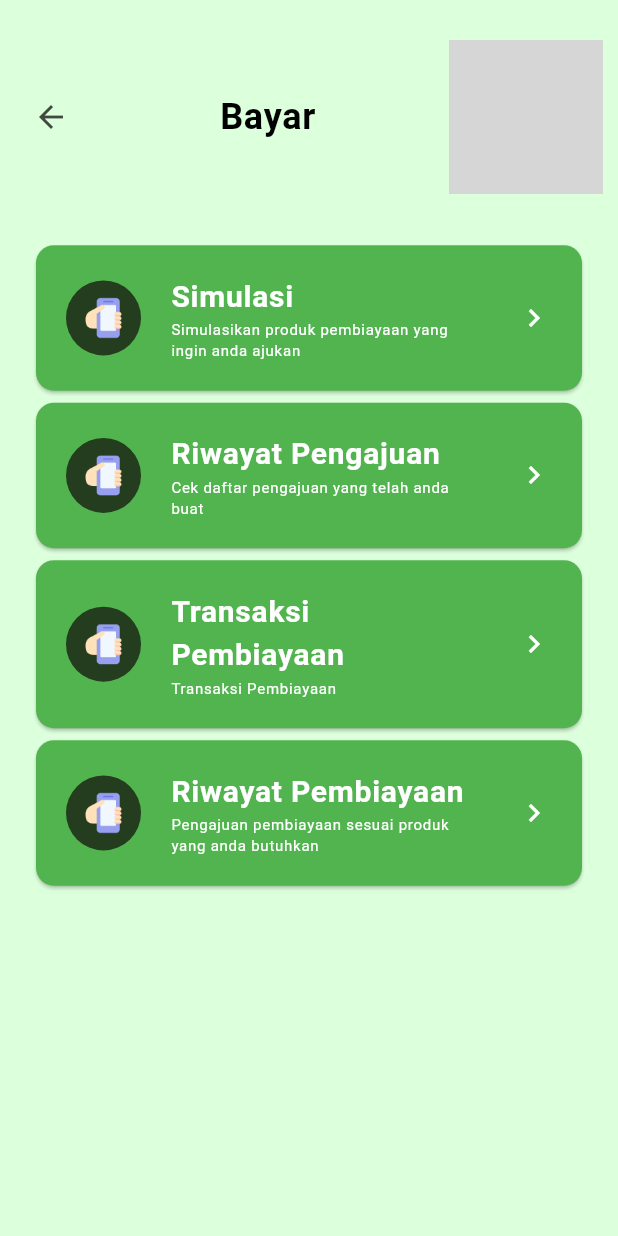
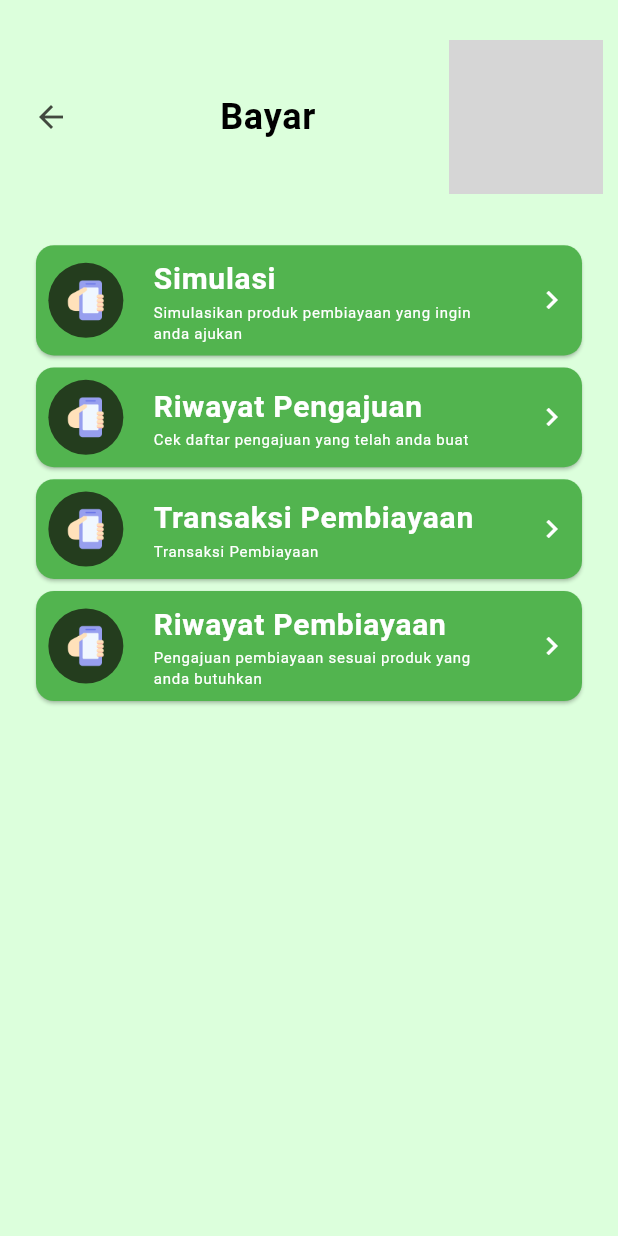
Before and after one commit to nj-ramadhan/bmt_dt_mobile_app, a Flutter app: the PaymentPage screen opened by its route, on a phone screen of 412 x 824 dp. Run offline on Flutter 3.47's test engine with Material 3 defaults, Android fonts, the light colour scheme and no system bars; our stand-ins replace camera, carousel_slider, flutter_svg, qr_flutter; network calls fail; project files that could hold a hidden picture were left out; grey boxes are pictures that could not be loaded.

Commit message:
update layout

```diff
--- a/lib/screens/checking_screen.dart
+++ b/lib/screens/checking_screen.dart
@@ -119,7 +119,7 @@ class _CheckingPageState extends State<CheckingPage> {
                         child: Column(
                           children: [
                             Padding(
-                              padding: const EdgeInsets.all(20),
+                              padding: EdgeInsets.all(screenWidth * 0.02),
                               child: Row(
                                 mainAxisAlignment:
                                     MainAxisAlignment.spaceBetween,
--- a/lib/screens/deposit_screen.dart
+++ b/lib/screens/deposit_screen.dart
@@ -129,8 +129,7 @@ class _DepositPageState extends State<DepositPage> {
                 }).toList(),
               ),
             ),
-            Container(
-              child: Column(
+            Column(
               children: [
                 const Text(
                   'Total Saldo',
@@ -142,7 +141,6 @@ class _DepositPageState extends State<DepositPage> {
                 ),
               ],
             ),
-            ),
           ],
         ),
       ),
--- a/lib/screens/payment_screen.dart
+++ b/lib/screens/payment_screen.dart
@@ -67,9 +67,9 @@ class _PaymentPageState extends State<PaymentPage> {
                   Card(
                     color: AppColors.primaryColor,
                     child: InkWell(
-                      child: const Padding(
-                        padding: EdgeInsets.all(20),
-                        child: Row(
+                      child: Padding(
+                        padding: EdgeInsets.all(screenWidth * 0.02),
+                        child: const Row(
                           mainAxisAlignment: MainAxisAlignment.spaceBetween,
                           children: [
                             Material(
@@ -127,9 +127,9 @@ class _PaymentPageState extends State<PaymentPage> {
                   Card(
                     color: AppColors.primaryColor,
                     child: InkWell(
-                      child: const Padding(
-                        padding: EdgeInsets.all(20),
-                        child: Row(
+                      child: Padding(
+                        padding: EdgeInsets.all(screenWidth * 0.02),
+                        child: const Row(
                           mainAxisAlignment: MainAxisAlignment.spaceBetween,
                           children: [
                             Material(
@@ -187,9 +187,9 @@ class _PaymentPageState extends State<PaymentPage> {
                   Card(
                     color: AppColors.primaryColor,
                     child: InkWell(
-                      child: const Padding(
-                        padding: EdgeInsets.all(20),
-                        child: Row(
+                      child: Padding(
+                        padding: EdgeInsets.all(screenWidth * 0.02),
+                        child: const Row(
                           mainAxisAlignment: MainAxisAlignment.spaceBetween,
                           children: [
                             Material(
@@ -247,9 +247,9 @@ class _PaymentPageState extends State<PaymentPage> {
                   Card(
                     color: AppColors.primaryColor,
                     child: InkWell(
-                      child: const Padding(
-                        padding: EdgeInsets.all(20),
-                        child: Row(
+                      child: Padding(
+                        padding: EdgeInsets.all(screenWidth * 0.02),
+                        child: const Row(
                           mainAxisAlignment: MainAxisAlignment.spaceBetween,
                           children: [
                             Material(
--- a/lib/screens/shopping_screen.dart
+++ b/lib/screens/shopping_screen.dart
@@ -60,7 +60,7 @@ class _ShoppingPageState extends State<ShoppingPage> {
               ],
             ),
             const Padding(
-                padding: const EdgeInsets.all(20),
+                padding: EdgeInsets.all(20),
                 child: Column(
                   crossAxisAlignment: CrossAxisAlignment.start,
                   children: [
--- a/lib/screens/transfer_screen.dart
+++ b/lib/screens/transfer_screen.dart
@@ -109,7 +109,7 @@ class _TransferPageState extends State<TransferPage> {
               ],
             ),
             Padding(
-                padding: const EdgeInsets.all(20),
+                padding: EdgeInsets.all(screenWidth * 0.02),
                 child: Column(
                   crossAxisAlignment: CrossAxisAlignment.start,
                   children: [
@@ -195,7 +195,7 @@ class _TransferPageState extends State<TransferPage> {
               }).toList(),
             ),
             Padding(
-              padding: const EdgeInsets.all(20),
+              padding: EdgeInsets.all(screenWidth * 0.02),
               child: Column(
                 crossAxisAlignment: CrossAxisAlignment.end,
                 children: [
```
Also changed, not shown: lib/screens/funding_screen.dart (+12 -12 lines), lib/screens/profile_screen.dart (+6 -6 lines). Lines whose indentation alone changed are shown as unchanged.
